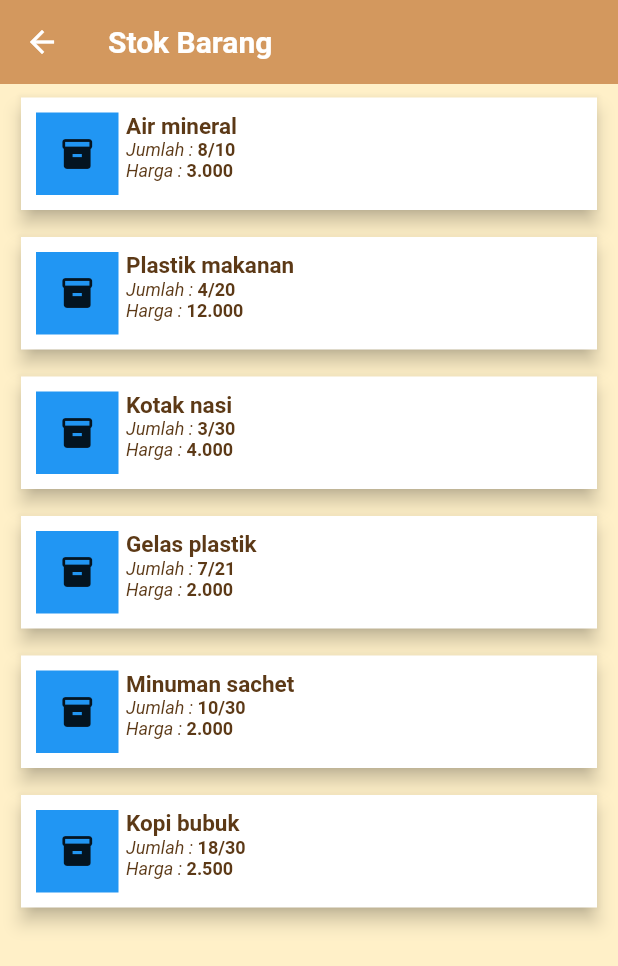
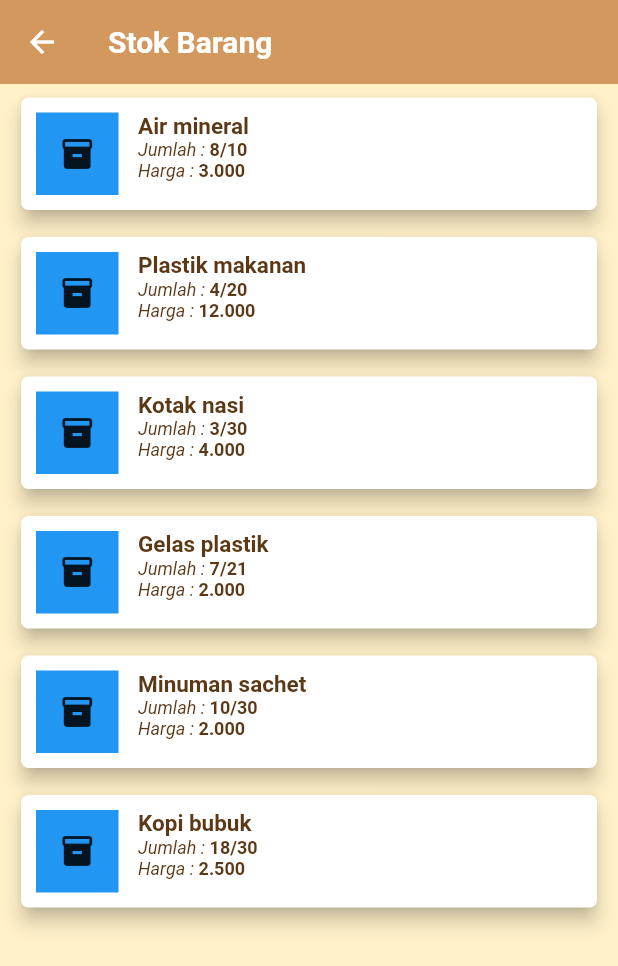
Before and after one commit to atika1004/Project_stock, a Flutter app: the BarangScreen screen opened directly, on a phone screen of 412 x 824 dp. Shown: the top 966 px of the screen. Run offline on Flutter 3.47's test engine with Material 2 defaults, Android fonts, the phone set to English and light mode, and no system bars.

Commit message:
atur tampilan daftar barang

```diff
--- a/stock_id/lib/screens/screen_barang.dart
+++ b/stock_id/lib/screens/screen_barang.dart
@@ -41,7 +41,7 @@ class _BarangScreenState extends State<BarangScreen> {
           child: Card(
             elevation: 5.0,
             shape: RoundedRectangleBorder(
-              borderRadius: BorderRadius.circular(0.0),
+              borderRadius: BorderRadius.circular(5.0),
             ),
             child: Container(
               width: size.width,
@@ -61,7 +61,7 @@ class _BarangScreenState extends State<BarangScreen> {
                           Icons.inventory,
                         ),
                       ),
-                      SizedBox(width: 5.0),
+                      SizedBox(width: 13.0),
                       Column(
                         crossAxisAlignment: CrossAxisAlignment.start,
                         children: <Widget>[
@@ -113,14 +113,10 @@ class _BarangScreenState extends State<BarangScreen> {
                                   fontSize: 12.0,
                                 ),
                               ),
-                            ],
-                          ),
-                        ],
-                      ),
-                    ],
-                  ),
-                ],
-              ),
+                            ],),
+                        ],),
+                    ],),
+                ],),
             ),
           ),
         ),
```
